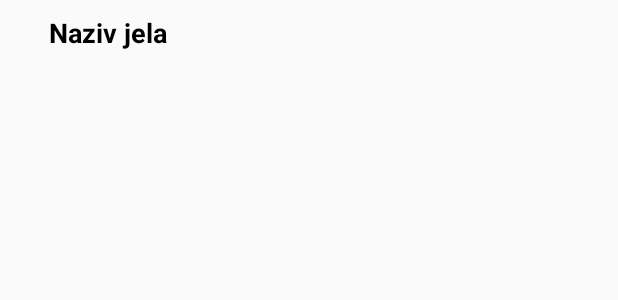
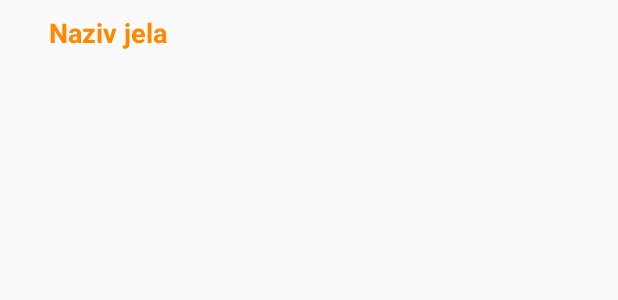
Before and after one commit to borisbokan/jelovnik, an Android app: the layout stavka_liste_jela.xml on its own in the app's theme, with its tools: preview values and no code run, on a phone screen of 412 x 824 dp. Shown: the top 300 px of the screen. Run offline under Robolectric (Android 15) with nearby library versions, the phone set to English and light mode, and no system bars.

Commit message:
Promena stavke u expandable list tj naziv jela.

```diff
--- a/app/src/main/res/layout/stavka_liste_jela.xml
+++ b/app/src/main/res/layout/stavka_liste_jela.xml
@@ -16,7 +16,7 @@
         android:hint="text"
         android:padding="3dp"
         android:text="Naziv jela"
-        android:textColor="@android:color/black"
+        android:textColor="@android:color/holo_orange_dark"
         android:textSize="18sp"
         android:textStyle="bold"
         tools:ignore="HardcodedText,InefficientWeight,RtlHardcoded" />
```
